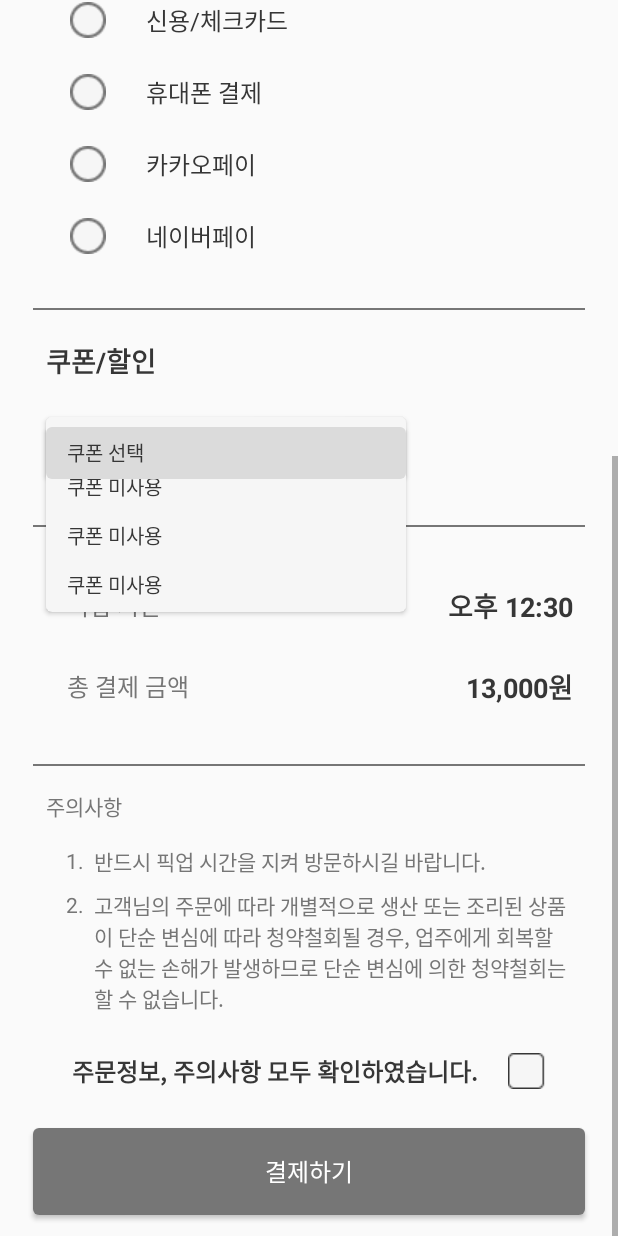
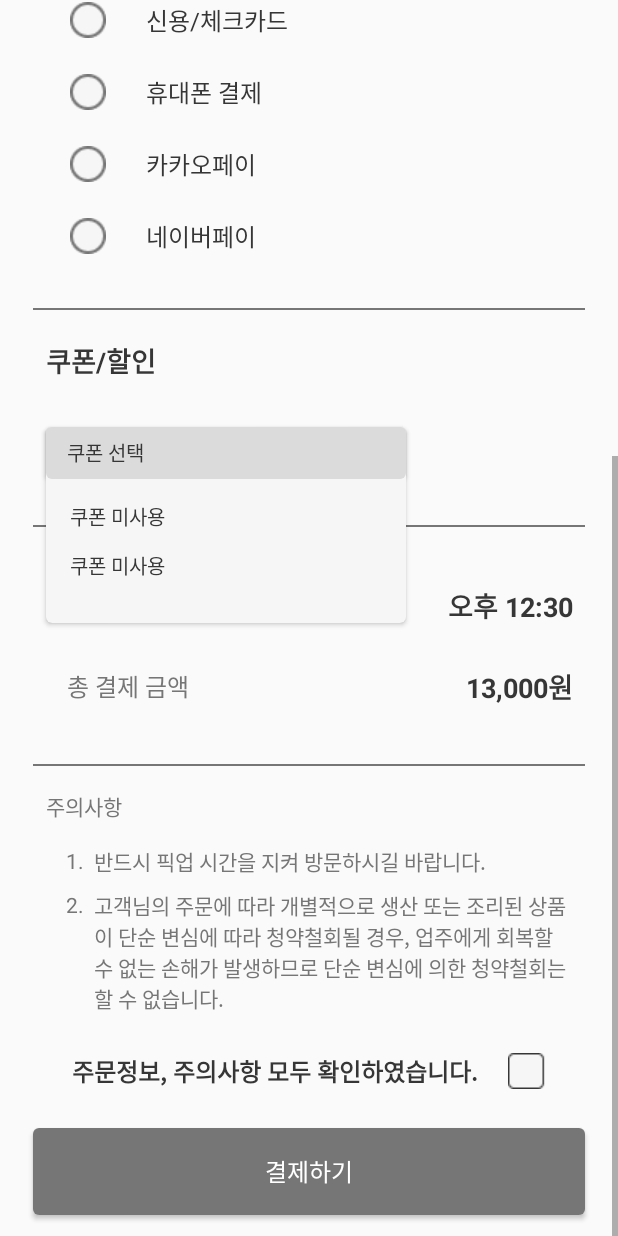
Before and after one commit to PackItProject/PACK_IT_Android, an Android app: the layout fragment_order.xml on its own in the app's theme, with its tools: preview values and no code run, scrolled down 481 dp, on a phone screen of 412 x 824 dp. Run offline under Robolectric (Android 15) with nearby library versions, the phone set to English and light mode, and no system bars.

Commit message:
[Chore] xml 세부 dp 수정

```diff
--- a/app/src/main/java/com/umc/android/packit/OrderFragment.kt
+++ b/app/src/main/java/com/umc/android/packit/OrderFragment.kt
@@ -31,6 +31,8 @@ class OrderFragment : AppCompatActivity() {
         val profileList = ArrayList<OrderCoupon>()
         profileList.add(OrderCoupon("[첫 주문] 5% 할인"))
         profileList.add(OrderCoupon("[누적 주문 10회] 5% 할인"))
+        profileList.add(OrderCoupon("[누적 주문 10회] 15% 할인"))
+        profileList.add(OrderCoupon("[누적 주문 10회] 20% 할인"))
         profileList.add(OrderCoupon("쿠폰 미사용"))
 
 
@@ -63,8 +65,8 @@ class OrderFragment : AppCompatActivity() {
 
     private fun showCouponList() {
         isClicked = !isClicked // 상태 전환
-        val slideDown = ObjectAnimator.ofFloat(couponBackground, "translationY", 0f, 30f)
-        val slideUp = ObjectAnimator.ofFloat(couponBackground, "translationY", 30f, 0f)
+        val slideDown = ObjectAnimator.ofFloat(couponBackground, "translationY", 0f, 55f)
+        val slideUp = ObjectAnimator.ofFloat(couponBackground, "translationY", 55f, 0f)
 
         if (isClicked) {
                 couponBackground.visibility = View.VISIBLE
--- a/app/src/main/res/layout/fragment_order.xml
+++ b/app/src/main/res/layout/fragment_order.xml
@@ -199,6 +199,7 @@
             android:id="@+id/order_coupon_background_view"
             android:layout_width="0dp"
             android:layout_height="130dp"
+            android:layout_marginTop="7dp"
             app:layout_constraintStart_toStartOf="@id/order_coupon_selected_btn"
             app:layout_constraintEnd_toEndOf="@id/order_coupon_selected_btn"
             app:layout_constraintTop_toTopOf="@id/order_coupon_selected_btn"
@@ -209,7 +210,7 @@
                 android:layout_width="match_parent"
                 android:layout_height="wrap_content"
                 android:orientation="vertical"
-                android:paddingTop="30dp"
+                android:layout_marginTop="10dp"
                 android:background="@color/white_text"
                 app:layoutManager="androidx.recyclerview.widget.LinearLayoutManager"
                 tools:listitem="@layout/item_order_coupon"/>
--- a/app/src/main/res/layout/item_order_coupon.xml
+++ b/app/src/main/res/layout/item_order_coupon.xml
@@ -3,7 +3,7 @@
     android:layout_width="match_parent"
     android:layout_height="wrap_content"
     android:paddingVertical="6dp"
-    android:paddingHorizontal="14dp">
+    android:paddingHorizontal="16dp">
     <TextView
         android:id="@+id/item_coupon_name_tv"
         android:layout_width="wrap_content"
```
